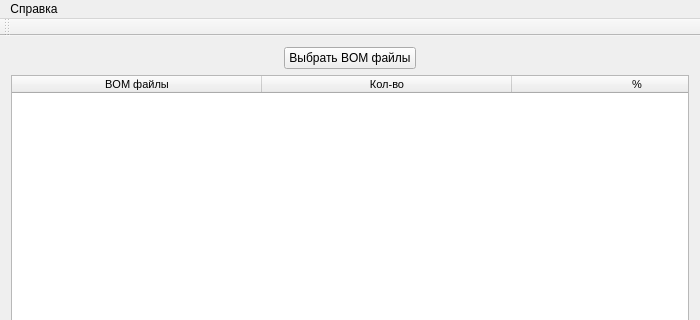
Above: mainwindow.ui from pivleonid/gpAll_v2 before the change; both pictures show x 0 to 700 and y 0 to 320 of the 700 by 500 pixel window. Below: the same form after it.
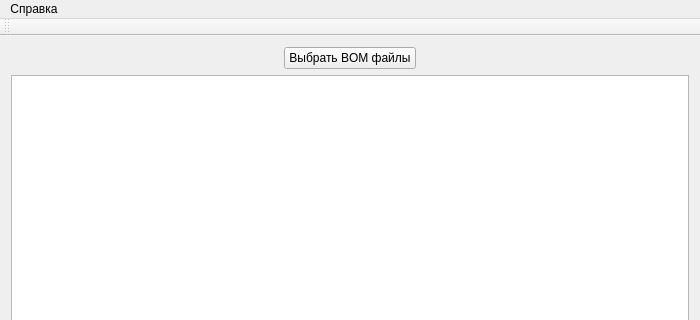
That is the form after the change.

```diff
--- a/mainwindow.ui
+++ b/mainwindow.ui
@@ -121,7 +121,7 @@
        <number>3</number>
       </property>
       <attribute name="horizontalHeaderVisible">
-       <bool>true</bool>
+       <bool>false</bool>
       </attribute>
       <attribute name="horizontalHeaderDefaultSectionSize">
        <number>250</number>
```
Left out of the diff: 4 changed lines with no effect on the pictures.
